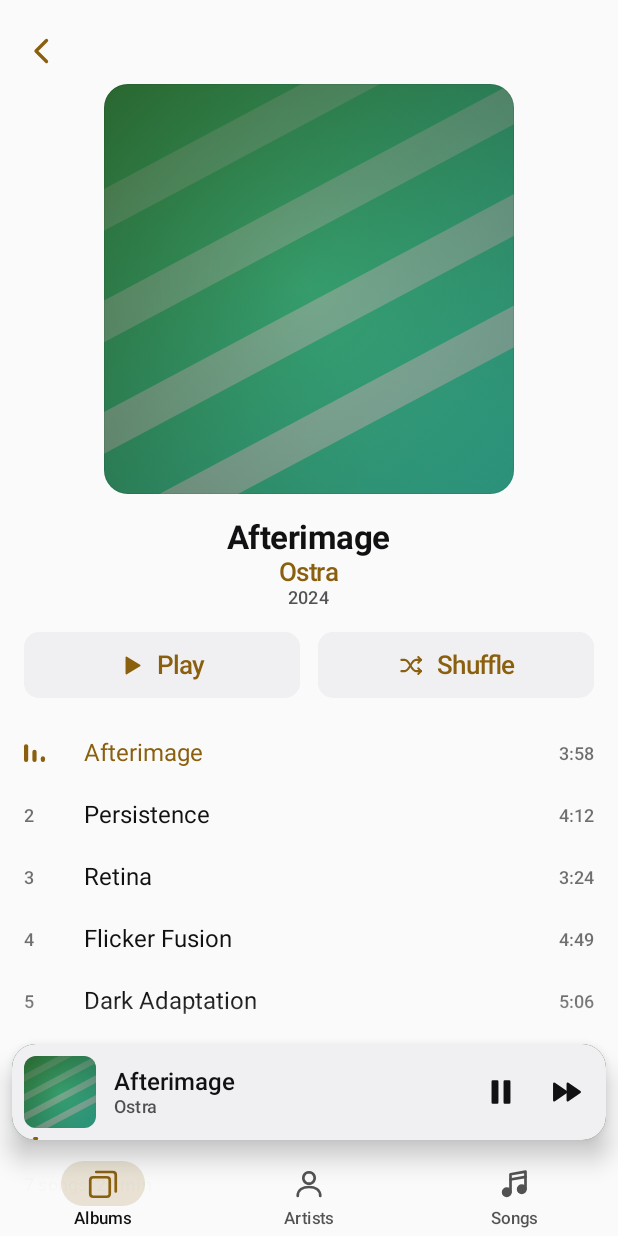
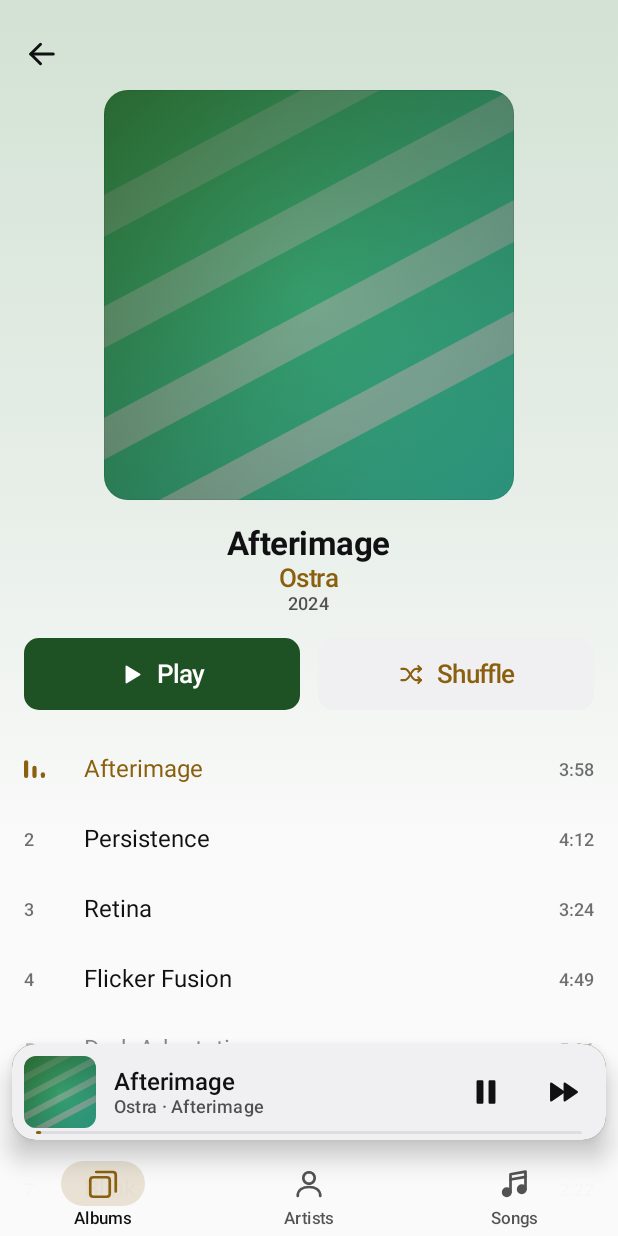
Before and after one commit to KingrogKDR/maestro, an Android app built with Jetpack Compose: the screen it shows after launch (MainActivity), after a tap on "Play", on a phone screen of 412 x 824 dp. Run offline under Robolectric (Android 15) with nearby library versions, the phone set to English and light mode, and no system bars; 1 other tap on this screen came first.

Commit message:
Apply Impeccable critique: Android conventions and album-first player
- Material back arrow and 48dp minimum targets (was an iOS chevron and
  44dp); 8dp between adjacent mini player controls.
- Now Playing and the mini player show "Artist · Album"; the player
  line opens the album, since the record comes first.
- Album pages take a soft wash of the cover's color that scrolls away
  with the header, with Play filled in the cover color (5.3:1 or better).
- Lists and detail pages cap at 880dp on wide windows.
- Mini player progress is a visible track and fill inside the corners.
- Keyboard-only focus rings on every pressable; paused bars no longer
  read as an ellipsis.

```diff
--- a/shared/src/commonMain/kotlin/com/maestro/ui/components/Controls.kt
+++ b/shared/src/commonMain/kotlin/com/maestro/ui/components/Controls.kt
@@ -5,6 +5,8 @@ import androidx.compose.animation.core.animateFloatAsState
 import androidx.compose.foundation.background
 import androidx.compose.foundation.clickable
 import androidx.compose.foundation.interaction.MutableInteractionSource
+import androidx.compose.foundation.border
+import androidx.compose.foundation.interaction.collectIsFocusedAsState
 import androidx.compose.foundation.interaction.collectIsHoveredAsState
 import androidx.compose.foundation.interaction.collectIsPressedAsState
 import androidx.compose.foundation.layout.Box
@@ -18,6 +20,10 @@ import androidx.compose.ui.Alignment
 import androidx.compose.ui.Modifier
 import androidx.compose.ui.draw.clip
 import androidx.compose.ui.graphics.Color
+import androidx.compose.ui.input.InputMode
+import androidx.compose.ui.platform.LocalInputModeManager
+import androidx.compose.ui.graphics.RectangleShape
+import androidx.compose.ui.graphics.Shape
 import androidx.compose.ui.graphics.graphicsLayer
 import androidx.compose.ui.graphics.vector.ImageVector
 import androidx.compose.ui.semantics.Role
@@ -29,7 +35,8 @@ import com.maestro.ui.theme.Motion
 /**
  * Press feedback that starts on pointer-down: the element shrinks slightly and,
  * optionally, picks up a tint. The action still commits on release. With a
- * pointer, hovering shows half the tint so targets read as clickable.
+ * pointer, hovering shows half the tint so targets read as clickable, and
+ * keyboard focus draws an accent ring.
  */
 @Composable
 fun Modifier.pressable(
@@ -39,10 +46,18 @@ fun Modifier.pressable(
     enabled: Boolean = true,
     role: Role = Role.Button,
     onClickLabel: String? = null,
+    shape: Shape = RectangleShape,
 ): Modifier {
     val source = remember { MutableInteractionSource() }
     val pressed by source.collectIsPressedAsState()
     val hovered by source.collectIsHoveredAsState()
+    val focused by source.collectIsFocusedAsState()
+    // Like CSS :focus-visible: ring for keyboard navigation only, never after a click or tap.
+    val keyboard = LocalInputModeManager.current.inputMode == InputMode.Keyboard
+    val focusRing by animateColorAsState(
+        if (focused && keyboard) Maestro.colors.accent else Maestro.colors.accent.copy(alpha = 0f),
+        Motion.snappy(),
+    )
     val scale by animateFloatAsState(if (pressed) pressedScale else 1f, Motion.snappy())
     val tintAlpha = when {
         pressed -> highlight.alpha
@@ -56,6 +71,7 @@ fun Modifier.pressable(
             scaleY = scale
         }
         .background(tint)
+        .border(2.dp, focusRing, shape)
         .clickable(
             interactionSource = source,
             indication = null,
@@ -66,14 +82,14 @@ fun Modifier.pressable(
         )
 }
 
-/** A round icon button for transport and toolbar controls. */
+/** A round icon button for transport and toolbar controls; 48dp is Android's minimum target. */
 @Composable
 fun ControlButton(
     icon: ImageVector,
     contentDescription: String,
     onClick: () -> Unit,
     modifier: Modifier = Modifier,
-    size: Dp = 44.dp,
+    size: Dp = 48.dp,
     iconSize: Dp = 24.dp,
     tint: Color = Maestro.colors.textPrimary,
 ) {
@@ -81,7 +97,7 @@ fun ControlButton(
         modifier
             .size(size)
             .clip(CircleShape)
-            .pressable(onClick, pressedScale = 0.86f, highlight = Maestro.colors.hairline),
+            .pressable(onClick, pressedScale = 0.86f, highlight = Maestro.colors.hairline, shape = CircleShape),
         contentAlignment = Alignment.Center,
     ) {
         Icon(icon, contentDescription, Modifier.size(iconSize), tint = tint)
--- a/shared/src/commonMain/kotlin/com/maestro/ui/icons/MaestroIcons.kt
+++ b/shared/src/commonMain/kotlin/com/maestro/ui/icons/MaestroIcons.kt
@@ -66,6 +66,18 @@ object MaestroIcons {
 
     val ChevronDown: ImageVector by lazy {
         icon("ChevronDown") { stroked(width = 2.2f) { moveTo(6f, 9.5f); lineTo(12f, 15f); lineTo(18f, 9.5f) } }
+    }
+
+    /** Material-style back arrow: Android users read a bare chevron as "previous", not "back". */
+    val ArrowBack: ImageVector by lazy {
+        icon("ArrowBack") {
+            stroked(width = 2f) { moveTo(19.5f, 12f); lineTo(4.5f, 12f) }
+            stroked(width = 2f) { moveTo(11f, 5.5f); lineTo(4.5f, 12f); lineTo(11f, 18.5f) }
+        }
+    }
+
+    val ChevronRight: ImageVector by lazy {
+        icon("ChevronRight") { stroked(width = 2.2f) { moveTo(9f, 5f); lineTo(16f, 12f); lineTo(9f, 19f) } }
     }
 
     val ChevronLeft: ImageVector by lazy {
--- a/shared/src/commonMain/kotlin/com/maestro/ui/library/Common.kt
+++ b/shared/src/commonMain/kotlin/com/maestro/ui/library/Common.kt
@@ -58,40 +58,52 @@ fun ScreenTitle(title: String, modifier: Modifier = Modifier) {
 @Composable
 fun BackButton(onBack: () -> Unit, modifier: Modifier = Modifier) {
     ControlButton(
-        MaestroIcons.ChevronLeft,
+        MaestroIcons.ArrowBack,
         contentDescription = "Back",
         onClick = onBack,
-        modifier = modifier.padding(top = 4.dp).offset(x = (-10).dp),
-        tint = Maestro.colors.accent,
+        modifier = modifier.padding(top = 4.dp).offset(x = (-12).dp),
+        tint = Maestro.colors.textPrimary,
     )
 }
 
+/**
+ * A 48dp action button. Tonal by default; pass [container]/[content] for the
+ * filled primary action (Material's filled + tonal pairing).
+ */
 @Composable
 fun PillButton(
     label: String,
     icon: ImageVector,
     onClick: () -> Unit,
     modifier: Modifier = Modifier,
+    container: Color = Maestro.colors.surfaceRaised,
+    content: Color = Maestro.colors.accent,
 ) {
     Row(
         modifier
-            .height(44.dp)
+            .height(48.dp)
             .clip(Radius.medium)
-            .background(Maestro.colors.surfaceRaised)
-            .pressable(onClick, pressedScale = 0.96f, highlight = Maestro.colors.hairline),
+            .background(container)
+            .pressable(onClick, pressedScale = 0.96f, highlight = Maestro.colors.hairline, shape = Radius.medium),
         horizontalArrangement = Arrangement.Center,
         verticalAlignment = Alignment.CenterVertically,
     ) {
-        Icon(icon, null, Modifier.size(18.dp), tint = Maestro.colors.accent)
+        Icon(icon, null, Modifier.size(18.dp), tint = content)
         Spacer(Modifier.width(8.dp))
-        Text(label, style = Maestro.type.headline, color = Maestro.colors.accent)
+        Text(label, style = Maestro.type.headline, color = content)
     }
 }
 
 @Composable
-fun PlayShuffleRow(onPlay: () -> Unit, onShuffle: () -> Unit, modifier: Modifier = Modifier) {
+fun PlayShuffleRow(
+    onPlay: () -> Unit,
+    onShuffle: () -> Unit,
+    modifier: Modifier = Modifier,
+    playContainer: Color = Maestro.colors.surfaceRaised,
+    playContent: Color = Maestro.colors.accent,
+) {
     Row(modifier.fillMaxWidth(), horizontalArrangement = Arrangement.spacedBy(12.dp)) {
-        PillButton("Play", MaestroIcons.Play, onPlay, Modifier.weight(1f))
+        PillButton("Play", MaestroIcons.Play, onPlay, Modifier.weight(1f), playContainer, playContent)
         PillButton("Shuffle", MaestroIcons.Shuffle, onShuffle, Modifier.weight(1f))
     }
 }
@@ -114,8 +126,8 @@ fun TrackRow(
         modifier
             .fillMaxWidth()
             .clip(Radius.medium)
-            .pressable(onClick, pressedScale = 0.985f, highlight = Maestro.colors.hairline)
-            .padding(horizontal = 8.dp, vertical = if (showArtwork) 6.dp else 11.dp),
+            .pressable(onClick, pressedScale = 0.985f, highlight = Maestro.colors.hairline, shape = Radius.medium)
+            .padding(horizontal = 8.dp, vertical = if (showArtwork) 6.dp else 14.dp),
         verticalAlignment = Alignment.CenterVertically,
     ) {
         if (showArtwork) {
@@ -172,19 +184,16 @@ fun PlayingBars(isPlaying: Boolean, color: Color, modifier: Modifier = Modifier)
             animationSpec = infiniteRepeatable(tween(period), RepeatMode.Reverse),
         )
     }
-    val still = !isPlaying || Maestro.reduceMotion
+    val animate = isPlaying && !Maestro.reduceMotion
+    // Paused holds an uneven pose at half strength, so it never reads as an ellipsis.
+    val barColor = if (isPlaying) color else color.copy(alpha = 0.55f)
     Canvas(modifier.size(width = 14.dp, height = 12.dp)) {
         val barWidth = size.width / 5
         phases.forEachIndexed { i, phase ->
-            // Paused rests low; with reduced motion, playing holds a static, uneven pose.
-            val level = when {
-                !isPlaying -> 0.3f
-                still -> listOf(0.6f, 1f, 0.75f)[i]
-                else -> phase.value
-            }
+            val level = if (animate) phase.value else listOf(0.55f, 1f, 0.75f)[i]
             val h = size.height * level
             drawRoundRect(
-                color,
+                barColor,
                 topLeft = Offset(i * barWidth * 2, size.height - h),
                 size = Size(barWidth, h),
                 cornerRadius = CornerRadius(barWidth / 2),
--- a/shared/src/commonMain/kotlin/com/maestro/ui/library/LibraryScreens.kt
+++ b/shared/src/commonMain/kotlin/com/maestro/ui/library/LibraryScreens.kt
@@ -1,5 +1,6 @@
 package com.maestro.ui.library
 
+import androidx.compose.foundation.background
 import androidx.compose.foundation.layout.Arrangement
 import androidx.compose.foundation.layout.Box
 import androidx.compose.foundation.layout.BoxWithConstraints
@@ -22,16 +23,24 @@ import androidx.compose.foundation.lazy.grid.LazyVerticalGrid
 import androidx.compose.foundation.lazy.grid.items
 import androidx.compose.foundation.lazy.items
 import androidx.compose.foundation.lazy.itemsIndexed
+import androidx.compose.foundation.lazy.rememberLazyListState
 import androidx.compose.material3.Text
 import androidx.compose.runtime.Composable
 import androidx.compose.ui.Alignment
 import androidx.compose.ui.Modifier
+import androidx.compose.ui.draw.clip
+import androidx.compose.ui.graphics.Brush
+import androidx.compose.ui.graphics.Color
+import androidx.compose.ui.graphics.graphicsLayer
+import androidx.compose.ui.graphics.lerp
 import androidx.compose.ui.text.style.TextOverflow
+import androidx.compose.ui.unit.Dp
 import androidx.compose.ui.unit.dp
 import com.maestro.data.Library
 import com.maestro.model.Album
 import com.maestro.model.Track
 import com.maestro.ui.components.ArtworkImage
+import com.maestro.ui.components.artworkPalette
 import com.maestro.ui.components.formatLongDuration
 import com.maestro.ui.components.pressable
 import com.maestro.ui.theme.Maestro
@@ -48,6 +57,21 @@ class LibraryActions(
 
 private val GutterNarrow = 16.dp
 private val GutterWide = 28.dp
+
+/** Lists and detail pages stop growing here so rows stay scannable on wide windows. */
+private val ReadableWidth = 880.dp
+
+/** Side padding for a list: gutter on the start edge, and on wide windows enough end padding to cap the width. */
+private fun listPadding(available: Dp, gutter: Dp, padding: PaddingValues): PaddingValues {
+    val start = gutter - 8.dp
+    val end = maxOf(gutter - 8.dp, available - start - ReadableWidth)
+    return PaddingValues(
+        start = start,
+        end = end,
+        top = padding.calculateTopPadding(),
+        bottom = padding.calculateBottomPadding() + 16.dp,
+    )
+}
 
 @Composable
 fun AlbumsScreen(library: Library, actions: LibraryActions, padding: PaddingValues, wide: Boolean) {
@@ -114,21 +138,18 @@ private fun AlbumCard(album: Album, showArtist: Boolean, onClick: () -> Unit) {
 @Composable
 fun ArtistsScreen(library: Library, actions: LibraryActions, padding: PaddingValues, wide: Boolean) {
     val gutter = if (wide) GutterWide else GutterNarrow
+    BoxWithConstraints(Modifier.fillMaxSize()) {
         LazyColumn(
             Modifier.fillMaxSize(),
-        contentPadding = PaddingValues(
-            start = gutter - 8.dp,
-            end = gutter - 8.dp,
-            top = padding.calculateTopPadding(),
-            bottom = padding.calculateBottomPadding() + 16.dp,
-        ),
+            contentPadding = listPadding(maxWidth, gutter, padding),
         ) {
             item { ScreenTitle("Artists", Modifier.padding(start = 8.dp)) }
             items(library.artists, key = { it.name }) { artist ->
                 Row(
                     Modifier
                         .fillMaxWidth()
-                    .pressable({ actions.openArtist(artist.name) }, pressedScale = 0.985f, highlight = Maestro.colors.hairline)
+                        .clip(Radius.medium)
+                        .pressable({ actions.openArtist(artist.name) }, pressedScale = 0.985f, highlight = Maestro.colors.hairline, shape = Radius.medium)
                         .padding(horizontal = 8.dp, vertical = 8.dp),
                     verticalAlignment = Alignment.CenterVertically,
                 ) {
@@ -147,6 +168,7 @@ fun ArtistsScreen(library: Library, actions: LibraryActions, padding: PaddingVal
             }
         }
     }
+}
 
 @Composable
 fun SongsScreen(
@@ -158,14 +180,10 @@ fun SongsScreen(
 ) {
     val gutter = if (wide) GutterWide else GutterNarrow
     val tracks = library.tracks
+    BoxWithConstraints(Modifier.fillMaxSize()) {
         LazyColumn(
             Modifier.fillMaxSize(),
-        contentPadding = PaddingValues(
-            start = gutter - 8.dp,
-            end = gutter - 8.dp,
-            top = padding.calculateTopPadding(),
-            bottom = padding.calculateBottomPadding() + 16.dp,
-        ),
+            contentPadding = listPadding(maxWidth, gutter, padding),
         ) {
             item {
                 Column(Modifier.padding(horizontal = 8.dp)) {
@@ -183,6 +201,7 @@ fun SongsScreen(
             }
         }
     }
+}
 
 @Composable
 fun AlbumDetailScreen(
@@ -193,16 +212,31 @@ fun AlbumDetailScreen(
     wide: Boolean,
 ) {
     val gutter = if (wide) GutterWide else GutterNarrow
+    val listState = rememberLazyListState()
+    val palette = artworkPalette(album.artwork)
+    val wash = palette.primary.copy(alpha = if (Maestro.colors.isDark) 0.30f else 0.20f)
     BoxWithConstraints(Modifier.fillMaxSize()) {
         val sideBySide = maxWidth >= 640.dp
+        val washHeight = padding.calculateTopPadding() + if (sideBySide) 340.dp else 560.dp
+        // The cover's color washes down behind the header and scrolls away with it,
+        // the same language as Now Playing, so the album and its player feel like one object.
+        Box(
+            Modifier
+                .fillMaxWidth()
+                .height(washHeight)
+                .graphicsLayer {
+                    translationY = if (listState.firstVisibleItemIndex == 0) {
+                        -listState.firstVisibleItemScrollOffset.toFloat()
+                    } else {
+                        -size.height
+                    }
+                }
+                .background(Brush.verticalGradient(0f to wash, 0.55f to wash.copy(alpha = wash.alpha * 0.5f), 1f to wash.copy(alpha = 0f))),
+        )
         LazyColumn(
             Modifier.fillMaxSize(),
-            contentPadding = PaddingValues(
-                start = gutter - 8.dp,
-                end = gutter - 8.dp,
-                top = padding.calculateTopPadding(),
-                bottom = padding.calculateBottomPadding() + 16.dp,
-            ),
+            state = listState,
+            contentPadding = listPadding(maxWidth, gutter, padding),
         ) {
             item {
                 Column(Modifier.padding(horizontal = 8.dp)) {
@@ -263,10 +297,13 @@ private fun AlbumHeaderText(album: Album, actions: LibraryActions, modifier: Mod
             Text("$it", style = Maestro.type.caption, color = Maestro.colors.textSecondary)
         }
         Spacer(Modifier.height(16.dp))
+        // Play is the album's own color (filled); Shuffle stays tonal.
         PlayShuffleRow(
             onPlay = { actions.play(album.tracks, 0) },
             onShuffle = { actions.shuffle(album.tracks) },
             modifier = Modifier.widthIn(max = 420.dp),
+            playContainer = lerp(artworkPalette(album.artwork).primary, Color.Black, 0.28f),
+            playContent = Color.White,
         )
     }
 }
--- a/shared/src/commonMain/kotlin/com/maestro/ui/player/NowPlaying.kt
+++ b/shared/src/commonMain/kotlin/com/maestro/ui/player/NowPlaying.kt
@@ -13,6 +13,8 @@ import androidx.compose.foundation.layout.WindowInsets
 import androidx.compose.foundation.layout.fillMaxSize
 import androidx.compose.foundation.layout.fillMaxWidth
 import androidx.compose.foundation.layout.height
+import androidx.compose.foundation.layout.heightIn
+import androidx.compose.foundation.layout.offset
 import androidx.compose.foundation.layout.padding
 import androidx.compose.foundation.layout.safeDrawing
 import androidx.compose.foundation.layout.size
@@ -20,6 +22,7 @@ import androidx.compose.foundation.layout.width
 import androidx.compose.foundation.layout.widthIn
 import androidx.compose.foundation.layout.windowInsetsPadding
 import androidx.compose.foundation.shape.CircleShape
+import androidx.compose.material3.Icon
 import androidx.compose.material3.Text
 import androidx.compose.runtime.Composable
 import androidx.compose.runtime.getValue
@@ -38,6 +41,8 @@ import com.maestro.player.PlayerState
 import com.maestro.player.RepeatMode
 import com.maestro.ui.components.ControlButton
 import com.maestro.ui.components.Scrubber
+import com.maestro.ui.components.pressable
+import com.maestro.ui.theme.Radius
 import com.maestro.ui.icons.MaestroIcons
 import com.maestro.ui.theme.Maestro
 import com.maestro.ui.theme.Motion
@@ -54,6 +59,7 @@ internal fun NowPlaying(
     playerState: PlayerState,
     player: Player,
     onCollapse: () -> Unit,
+    onOpenAlbum: () -> Unit,
     onArtPlaced: (LayoutCoordinates) -> Unit,
     modifier: Modifier = Modifier,
 ) {
@@ -74,7 +80,7 @@ internal fun NowPlaying(
                     ArtSlot(art, onArtPlaced)
                     Spacer(Modifier.width(48.dp))
                     Column(Modifier.widthIn(max = 440.dp).weight(1f, fill = false)) {
-                        TrackInfo(track.title, track.artist)
+                        TrackInfo(track.title, track.artist, track.albumTitle, onOpenAlbum)
                         Spacer(Modifier.height(24.dp))
                         Controls(playerState, player)
                     }
@@ -89,7 +95,7 @@ internal fun NowPlaying(
                     ArtSlot(art, onArtPlaced)
                     Spacer(Modifier.weight(1f))
                     Column(Modifier.widthIn(max = 440.dp)) {
-                        TrackInfo(track.title, track.artist)
+                        TrackInfo(track.title, track.artist, track.albumTitle, onOpenAlbum)
                         Spacer(Modifier.height(20.dp))
                         Controls(playerState, player)
                     }
@@ -127,11 +133,36 @@ private fun ArtSlot(size: Dp, onPlaced: (LayoutCoordinates) -> Unit) {
     Spacer(Modifier.size(size).onGloballyPositioned(onPlaced))
 }
 
+/** Song, then "Artist · Album"; the second line goes to the album, because the record comes first. */
 @Composable
-private fun TrackInfo(title: String, artist: String) {
+private fun TrackInfo(title: String, artist: String, album: String, onOpenAlbum: () -> Unit) {
     Column(Modifier.fillMaxWidth()) {
         Text(title, style = Maestro.type.title, color = OnTint, maxLines = 1, overflow = TextOverflow.Ellipsis)
-        Text(artist, style = Maestro.type.headline, color = OnTintSecondary, maxLines = 1, overflow = TextOverflow.Ellipsis)
+        Row(
+            Modifier
+                .offset(x = (-8).dp)
+                .clip(Radius.small)
+                .pressable(
+                    onOpenAlbum,
+                    pressedScale = 0.98f,
+                    highlight = OnTint.copy(alpha = 0.12f),
+                    onClickLabel = "Go to album",
+                    shape = Radius.small,
+                )
+                .heightIn(min = 48.dp)
+                .padding(horizontal = 8.dp),
+            verticalAlignment = Alignment.CenterVertically,
+        ) {
+            Text(
+                "$artist · $album",
+                style = Maestro.type.headline,
+                color = OnTintSecondary,
+                maxLines = 1,
+                overflow = TextOverflow.Ellipsis,
+                modifier = Modifier.weight(1f, fill = false),
+            )
+            Icon(MaestroIcons.ChevronRight, null, Modifier.padding(start = 2.dp).size(18.dp), tint = OnTintSecondary)
+        }
     }
 }
 
--- a/shared/src/commonMain/kotlin/com/maestro/ui/player/PlayerSheet.kt
+++ b/shared/src/commonMain/kotlin/com/maestro/ui/player/PlayerSheet.kt
@@ -96,6 +96,7 @@ fun PlayerSheet(
     sheet: PlayerSheetState,
     playerState: PlayerState,
     player: Player,
+    onOpenAlbum: (albumId: String) -> Unit,
     bottomInset: Dp,
     miniHeight: Dp,
     startInset: Dp,
@@ -169,6 +170,7 @@ fun PlayerSheet(
                 playerState = playerState,
                 player = player,
                 onCollapse = sheet::collapse,
+                onOpenAlbum = { onOpenAlbum(track.albumId) },
                 onArtPlaced = { coords ->
                     val root = sheetCoords.value ?: return@NowPlaying
                     val r = root.localBoundingBoxOf(coords)
@@ -279,7 +281,7 @@ private fun MiniPlayer(
                     overflow = TextOverflow.Ellipsis,
                 )
                 Text(
-                    track.artist,
+                    "${track.artist} · ${track.albumTitle}",
                     style = Maestro.type.caption,
                     color = Maestro.colors.textSecondary,
                     maxLines = 1,
@@ -291,18 +293,23 @@ private fun MiniPlayer(
                 contentDescription = if (playerState.isPlaying) "Pause" else "Play",
                 onClick = player::togglePlayPause,
             )
+            Spacer(Modifier.width(4.dp))
             ControlButton(MaestroIcons.Next, contentDescription = "Next", onClick = player::skipToNext)
         }
+        // A visible track with a fill, inset inside the rounded corners, so it reads as progress.
         val accent = Maestro.colors.accent
+        val track = Maestro.colors.hairline
         val fraction = if (playerState.durationMs > 0) playerState.positionMs.toFloat() / playerState.durationMs else 0f
         Canvas(
             Modifier
                 .align(Alignment.BottomStart)
                 .fillMaxWidth()
-                .padding(horizontal = 14.dp)
+                .padding(start = 16.dp, end = 16.dp, bottom = 4.dp)
                 .height(2.dp),
         ) {
-            drawRoundRect(accent, size = Size(size.width * fraction, size.height), cornerRadius = CornerRadius(size.height))
+            val radius = CornerRadius(size.height)
+            drawRoundRect(track, size = size, cornerRadius = radius)
+            drawRoundRect(accent, size = Size(size.width * fraction, size.height), cornerRadius = radius)
         }
     }
 }
--- a/shared/src/commonMain/kotlin/com/maestro/ui/shell/AppShell.kt
+++ b/shared/src/commonMain/kotlin/com/maestro/ui/shell/AppShell.kt
@@ -156,6 +156,10 @@ fun AppShell(viewModel: AppViewModel, navigator: Navigator) {
             sheet = sheet,
             playerState = playerState,
             player = viewModel.player,
+            onOpenAlbum = { albumId ->
+                sheet.collapse()
+                navigator.open(Destination.AlbumDetail(albumId))
+            },
             bottomInset = sheetBottomInset,
             miniHeight = miniHeight,
             startInset = if (wide) SidebarWidth + miniGap else miniGap,
@@ -295,7 +299,7 @@ private fun Sidebar(navigator: Navigator, statusTop: Dp) {
             Row(
                 Modifier
                     .fillMaxWidth()
-                    .height(40.dp)
+                    .height(48.dp)
                     .semantics { this.selected = selected }
                     .clip(RoundedCornerShape(10.dp))
                     .background(backing)
```
Lines whose indentation alone changed are shown as unchanged.
